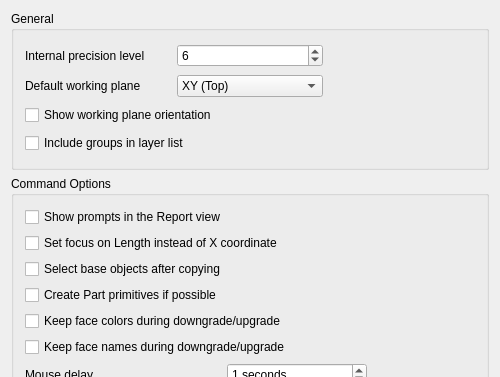
The window that src/Mod/Draft/Resources/ui/preferences-draft.ui (southseact-3d/fcd) describes before a commit, drawn with Qt 5; both pictures show x 0 to 500 and y 0 to 377 of the 500 by 560 pixel window.
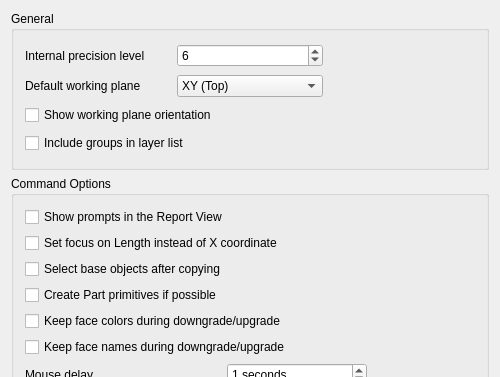
The same window after the commit. Custom widgets are drawn as their Qt base class.

Commit message:
Draft: Fix some prefs GUI texts (related to Title Case) (#23573)
* Draft: Fix some prefs GUI texts (related to Title Case)

* Draft: Fix some prefs GUI texts (related to Title Case)

* Draft: Fix some prefs GUI texts (related to Title Case)

Patch:
```diff
--- a/src/Mod/Draft/Resources/ui/preferences-draft.ui
+++ b/src/Mod/Draft/Resources/ui/preferences-draft.ui
@@ -155,7 +155,7 @@
          <string>If checked, instructions are displayed in the Report view when using Draft commands</string>
         </property>
         <property name="text">
-         <string>Show prompts in the Report view</string>
+         <string>Show prompts in the Report View</string>
         </property>
         <property name="prefEntry" stdset="0">
          <cstring>ToolMessages</cstring>
```
Left out of the diff: 2 changed lines with no effect on the pictures. The commit also changes 2 other files.
